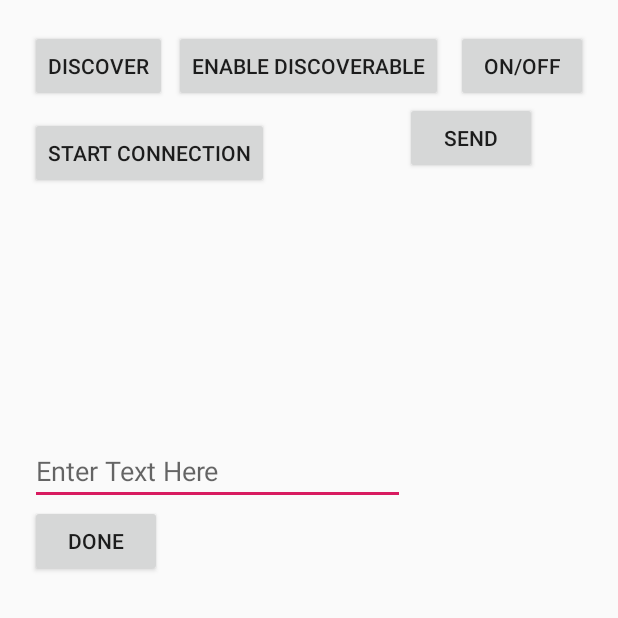
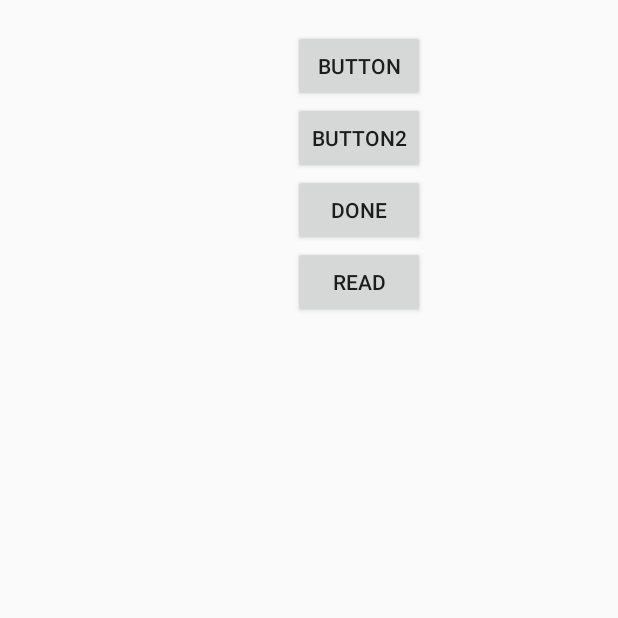
Before and after one commit to GregSinclair/Capstone-Guitar-App, an Android app: the screen it shows after launch (BluetoothActivity before the commit, BluetoothConnection after it), after a tap on "CONNECT", on a phone screen of 412 x 824 dp, the top half of it. Run offline under Robolectric (Android 15) with nearby library versions, the light colour scheme and no system bars.

Commit message:
Merge branches 'greg_dec_22' and 'master' of https://github.com/marcpaulroy/Group17Android into greg_dec_22
# Conflicts:
#	app/src/main/java/com/Group17/Fretboard.java

```diff
--- a/app/src/main/AndroidManifest.xml
+++ b/app/src/main/AndroidManifest.xml
@@ -35,6 +35,9 @@
         <activity android:name=".SongList"
             android:screenOrientation="portrait"
             android:theme="@style/AppTheme.noActionBar"/>
+        <activity android:name=".BluetoothConnection"
+            android:screenOrientation="portrait"
+            android:theme="@style/AppTheme.noActionBar"/>
     </application>
 
 </manifest>
--- a/app/src/main/assets/songs.json
+++ b/app/src/main/assets/songs.json
@@ -1,6 +1,7 @@
 {
 	"Fun":
 	[
+		[0,0,2,2,1,0],
 		[0,2,2,1,0,0],
 		[0,0,2,2,2,0],
 		[-2,-2,0,2,3,2],
--- a/app/src/main/java/com/Group17/Beat.java
+++ b/app/src/main/java/com/Group17/Beat.java
@@ -44,7 +44,7 @@ public class Beat {
             beatSprite = Bitmap.createScaledBitmap(beatSprite, width, height, false);
             for (int i = 0; i < 6; i++) {
                 if (notes[i] != null && notes[i].getNote() != null) {
-                    if(feedback[i] == 0){
+                    if(feedback[i] != 1){ //1 for good, other numbers will eventually be reserved for different feedback
                         updateBitmap(i, notes[i].getNote());
                     }
                     else {
--- /dev/null
+++ b/app/src/main/java/com/Group17/BluetoothConnection.java
@@ -0,0 +1,329 @@
+package com.Group17;
+
+import android.annotation.SuppressLint;
+import android.bluetooth.BluetoothAdapter;
+import android.bluetooth.BluetoothDevice;
+import android.bluetooth.BluetoothServerSocket;
+import android.bluetooth.BluetoothSocket;
+import android.content.Intent;
+import android.os.Bundle;
+import android.os.Handler;
+import android.os.Message;
+//import android.support.*;
+//annotation.Nullable;
+//import android.support.v7.app.AppCompatActivity;
+import androidx.annotation.Nullable;
+import androidx.appcompat.app.AppCompatActivity;
+
+import android.os.Parcel;
+import android.util.Log;
+import android.view.View;
+import android.widget.AdapterView;
+import android.widget.ArrayAdapter;
+import android.widget.Button;
+import android.widget.ListView;
+import android.widget.Toast;
+
+
+
+import java.io.IOException;
+import java.io.InputStream;
+import java.io.OutputStream;
+import java.nio.charset.Charset;
+import java.util.ArrayList;
+import java.util.Random;
+import java.util.Set;
+import java.util.UUID;
+
+
+
+public class BluetoothConnection extends AppCompatActivity {
+
+    public static final int REQUEST_ENABLE_BT=1;
+    ListView lv_paired_devices;
+    Set<BluetoothDevice> set_pairedDevices;
+    ArrayAdapter adapter_paired_devices;
+    BluetoothAdapter bluetoothAdapter;
+
+    public static UUID MY_UUID;
+    public static final int MESSAGE_READ=0;
+    public static final int MESSAGE_WRITE=1;
+    public static final int CONNECTING=2;
+    public static final int CONNECTED=3;
+    public static final int NO_SOCKET_FOUND=4;
+
+    ConnectedThread mConnectedThread;
+
+    String bluetooth_message="00";
+
+    private static final String TAG = "MainActivity";
+
+
+
+
+
+
+    @Override
+    protected void onCreate(@Nullable Bundle savedInstanceState) {
+        String zeros = "000000";
+        Random rnd = new Random();
+        String s = Integer.toString(rnd.nextInt(0X1000000), 16);
+        s = zeros.substring(s.length()) + s;
+        MY_UUID = UUID.fromString( "12345601-0000-1000-8000-008051234567");
+        //MY_UUID = UUID.fromString( s + "01-0000-1000-8000-008051234567");
+        //Log.d(TAG, "Handler: " + s + "01-0000-1000-8000-00805F9B34FB");
+        Log.d(TAG, "Handler: ON_CREATE");
+        super.onCreate(savedInstanceState);
+        setContentView(R.layout.connection_layout);
+        initialize_layout();
+        initialize_bluetooth();
+        start_accepting_connection();
+        initialize_clicks();
+
+
+        Button button1 = (Button) findViewById(R.id.button1);
+        Button button2 = (Button) findViewById(R.id.button2);
+        Button button_done = (Button) findViewById(R.id.button_done);
+        Button button_read = (Button) findViewById(R.id.button_read);
+
+        button1.setOnClickListener(new View.OnClickListener() {
+            @Override
+            public void onClick(View view) {
+                if(mConnectedThread == null){
+                    Toast.makeText(getApplicationContext(),"No connection",Toast.LENGTH_SHORT).show();
+                    return;
+                }
+                else{
+                    bluetooth_message = "button 1 pressed*";
+                    mConnectedThread.write(bluetooth_message.getBytes());
+                }
+            }
+        });
+
+        button2.setOnClickListener(new View.OnClickListener() {
+            @Override
+            public void onClick(View view) {
+                if(mConnectedThread == null){
+                    Toast.makeText(getApplicationContext(),"No connection",Toast.LENGTH_SHORT).show();
+                    return;
+                }
+                else{
+                    bluetooth_message = "very different message than the other button*";
+                    mConnectedThread.write(bluetooth_message.getBytes());
+                }
+            }
+        });
+
+        button_done.setOnClickListener(new View.OnClickListener() {
+            @Override
+            public void onClick(View view) {
+                if(mConnectedThread == null){
+                    Toast.makeText(getApplicationContext(),"No connection, no sense exiting",Toast.LENGTH_SHORT).show();
+                }
+                if(mConnectedThread != null) {
+                    Intent intent = new Intent(BluetoothConnection.this, MainActivity.class);
+                    intent.putExtra("bluetoothConnection", mConnectedThread);
+                    setResult(RESULT_OK,intent);
+                    finish();
+                }
+            }
+        });
+        button_read.setOnClickListener(new View.OnClickListener() {
+            @Override
+            public void onClick(View view) {
+                if(mConnectedThread == null){
+                    Toast.makeText(getApplicationContext(),"No connection",Toast.LENGTH_SHORT).show();
+                    return;
+                }
+                else{
+                    Toast.makeText(getApplicationContext(),mConnectedThread.getLastMessage(),Toast.LENGTH_SHORT).show();
+                }
+            }
+        });
+
+    }
+
+    public void start_accepting_connection()
+    {
+        Log.d(TAG, "Handler: start_accepting_connection");
+        //call this on button click as suited by you
+
+        AcceptThread acceptThread = new AcceptThread();
+        acceptThread.start();
+        //Toast.makeText(getApplicationContext(),"accepting",Toast.LENGTH_SHORT).show();
+    }
+    public void initialize_clicks()
+    {
+        Log.d(TAG, "Handler: initialize_clicks");
+        lv_paired_devices.setOnItemClickListener(new AdapterView.OnItemClickListener() {
+            @Override
+            public void onItemClick(AdapterView<?> parent, View view, int position, long id)
+            {
+                Object[] objects = set_pairedDevices.toArray();
+                BluetoothDevice device = (BluetoothDevice) objects[position];
+
+                ConnectThread connectThread = new ConnectThread(device);
+                connectThread.start();
+
+                Toast.makeText(getApplicationContext(),"device choosen "+device.getName(),Toast.LENGTH_SHORT).show();
+            }
+        });
+    }
+
+    public void initialize_layout()
+    {
+        Log.d(TAG, "Handler: initialize_layout");
+        lv_paired_devices = (ListView)findViewById(R.id.lv_paired_devices);
+        adapter_paired_devices = new ArrayAdapter(getApplicationContext(),R.layout.support_simple_spinner_dropdown_item);
+        lv_paired_devices.setAdapter(adapter_paired_devices);
+    }
+
+    public void initialize_bluetooth()
+    {
+        Log.d(TAG, "Handler: initialize_bluetooth");
+        bluetoothAdapter = BluetoothAdapter.getDefaultAdapter();
+        if (bluetoothAdapter == null) {
+            // Device doesn't support Bluetooth
+            Toast.makeText(getApplicationContext(),"Your Device doesn't support bluetooth. you can play as Single player",Toast.LENGTH_SHORT).show();
+            finish();
+        }
+
+        if (!bluetoothAdapter.isEnabled()) {
+            Intent enableBtIntent = new Intent(BluetoothAdapter.ACTION_REQUEST_ENABLE);
+            startActivityForResult(enableBtIntent, REQUEST_ENABLE_BT);
+        }
+
+        else {
+            set_pairedDevices = bluetoothAdapter.getBondedDevices();
+
+            if (set_pairedDevices.size() > 0) {
+
+                for (BluetoothDevice device : set_pairedDevices) {
+                    String deviceName = device.getName();
+                    String deviceHardwareAddress = device.getAddress(); // MAC address
+
+                    adapter_paired_devices.add(device.getName() + "\n" + device.getAddress());
+                }
+            }
+        }
+    }
+
+
+    public class AcceptThread extends Thread
+    {
+        private final BluetoothServerSocket serverSocket;
+
+        public AcceptThread() {
+            Log.d(TAG, "Accept Thread: OnCreate");
+            BluetoothServerSocket tmp = null;
+            try {
+                // MY_UUID is the app's UUID string, also used by the client code
+                tmp = bluetoothAdapter.listenUsingRfcommWithServiceRecord("NAME",MY_UUID);
+            } catch (IOException e) { Log.d(TAG, "Accept Thread: OnCreate Catch"); }
+            serverSocket = tmp;
+        }
+
+        public void run() {
+            Log.d(TAG, "Accept Thread: Run");
+            BluetoothSocket socket = null;
+            // Keep listening until exception occurs or a socket is returned
+            while (true) {
+                try {
+                    Log.d(TAG, "Accept Thread: Run Loop Try1");
+                    socket = serverSocket.accept();
+                    Log.d(TAG, "Accept Thread: Run Loop Try2");
+                } catch (IOException e) {
+                    Log.d(TAG, "Accept Thread: Run Loop Break");
+                    break;
+                }
+
+                // If a connection was accepted
+                if (socket != null)
+                {
+                    // Do work to manage the connection (in a separate thread)
+                    Log.d(TAG, "onReceive: STATE OFF");
+
+                    connected(socket);
+                    mConnectedThread.write("accept thread completed*");
+                    socket=null;
+                }
+            }
+        }
+    }
+
+
+    public class ConnectThread extends Thread {
+        private final BluetoothSocket mmSocket;
+        private final BluetoothDevice mmDevice;
+
+        public ConnectThread(BluetoothDevice device) {
+            // Use a temporary object that is later assigned to mmSocket,
+            // because mmSocket is final
+            Log.d(TAG, "Connect Thread: OnCreate");
+            BluetoothSocket tmp = null;
+            mmDevice = device;
+
+            // Get a BluetoothSocket to connect with the given BluetoothDevice
+            try {
+                // MY_UUID is the app's UUID string, also used by the server code
+                tmp = device.createRfcommSocketToServiceRecord(MY_UUID);
+            } catch (IOException e) { }
+            mmSocket = tmp;
+        }
+
+        public void run() {
+            Log.d(TAG, "Connect Thread: Run");
+            // Cancel discovery because it will slow down the connection
+            bluetoothAdapter.cancelDiscovery();
+
+            try {
+                // Connect the device through the socket. This will block
+                // until it succeeds or throws an exception
+
+
+                mmSocket.connect();
+                if(mmSocket != null){
+                    //connected(mmSocket);
+                    Log.d(TAG, "Connect Thread: Connected Start");
+                    // Do work to manage the connection (in a separate thread)
+                    bluetooth_message = "Initial message*and the second line*";
+                    connected(mmSocket);
+                    mConnectedThread.write("connect thread completed*");
+
+                }
+                else{Log.d(TAG, "Connect Thread: Connected Socket Null");}
+            } catch (IOException connectException) {
+                // Unable to connect; close the socket and get out
+                try {
+                    mmSocket.close();
+                } catch (IOException closeException) { }
+                Log.d(TAG, "Connect Thread: Cannot Start");
+                return;
+            }
+
+
+
+
+
+        }
+
+        /** Will cancel an in-progress connection, and close the socket */
+        public void cancel() {
+            try {
+                mmSocket.close();
+            } catch (IOException e) { }
+        }
+    }
+
+
+    private void connected(BluetoothSocket mmSocket) {
+        Log.d(TAG, "connect method");
+
+        // Start the thread to manage the connection and perform transmissions
+        mConnectedThread = new ConnectedThread(mmSocket);
+        mConnectedThread.start();
+    }
+
+
+
+}
--- a/app/src/main/java/com/Group17/GameActivity.java
+++ b/app/src/main/java/com/Group17/GameActivity.java
@@ -19,7 +19,7 @@ import org.json.JSONObject;
 public class GameActivity extends AppCompatActivity {
 
     private GameView gameView;
-    BluetoothConnectionService mBluetoothConnection;
+    ConnectedThread mBluetoothConnection;
 
     @Override
     protected void onCreate(Bundle savedInstanceState) {
@@ -49,6 +49,7 @@ public class GameActivity extends AppCompatActivity {
         if(song != null)
         {
             gameView = new GameView(this, point.x, point.y, song);
+            gameView.setBluetooth(mBluetoothConnection);
             setContentView(gameView);
         }
 
--- a/app/src/main/java/com/Group17/MainActivity.java
+++ b/app/src/main/java/com/Group17/MainActivity.java
@@ -23,7 +23,8 @@ public class MainActivity extends AppCompatActivity {
 
     private boolean isMute;
 
-    BluetoothConnectionService mBluetoothConnection;
+    //BluetoothConnectionService mBluetoothConnection;
+    ConnectedThread mBluetoothConnection = null;
 
     private static final String TAG = "MainActivity";
 
@@ -44,15 +45,11 @@ public class MainActivity extends AppCompatActivity {
             @Override
             public void onClick(View view) {
 
-
-
-
-
                 if(mBluetoothConnection==null) {
                     Log.d(TAG, "no bluetooth connection");
 
                     Toast.makeText(getApplicationContext(), "No bluetooth connection", Toast.LENGTH_LONG).show();
-                    return;
+                    //return;
                 }
 
                 Intent intent = new Intent(MainActivity.this, GameActivity.class);
@@ -77,11 +74,6 @@ public class MainActivity extends AppCompatActivity {
             }
         });
 
-
-
-
-
-
         findViewById(R.id.b_connect).setOnClickListener(new View.OnClickListener() {
             @Override
             public void onClick(View view) {
@@ -89,16 +81,13 @@ public class MainActivity extends AppCompatActivity {
                 int myVersion = Build.VERSION.SDK_INT;
                 Log.d(TAG, "Running API version " + myVersion);
 
-                Intent intent = new Intent(MainActivity.this, BluetoothActivity.class);
+                Intent intent = new Intent(MainActivity.this, BluetoothConnection.class);
 
-                startActivity(intent);
+                startActivityForResult(intent,1); //tries to get a BTA intent
             }
         });
 
-
-
 /*
-
 
         TextView highScoreTxt = findViewById(R.id.highScoreTxt);
 
@@ -133,7 +122,7 @@ public class MainActivity extends AppCompatActivity {
 
 
  */
-    }
+    }//end of on create
 
     @Override
     protected void onActivityResult(int requestCode, int resultCode, Intent data) {
@@ -143,12 +132,12 @@ public class MainActivity extends AppCompatActivity {
         if (requestCode == 1) {
             if (resultCode == RESULT_OK) {
                 if(data != null) {
-                    Log.d(TAG, "intent recieved");
+                    Log.d(TAG, "intent received");
                     mBluetoothConnection = data.getParcelableExtra("bluetoothConnection");
                 }
             }
             if (resultCode == RESULT_CANCELED) {
-                Log.d(TAG, "no intent recieved");
+                Log.d(TAG, "no intent received");
             }
         }
     }
--- /dev/null
+++ b/app/src/main/res/layout/connection_layout.xml
@@ -0,0 +1,61 @@
+<?xml version="1.0" encoding="utf-8"?>
+<LinearLayout xmlns:android="http://schemas.android.com/apk/res/android"
+    xmlns:tools="http://schemas.android.com/tools"
+    android:orientation="vertical"
+    android:layout_width="match_parent"
+    android:layout_height="match_parent">
+
+    <RelativeLayout
+        android:id="@+id/activity_main"
+        android:layout_width="match_parent"
+        android:layout_weight="0.5"
+        android:layout_height="match_parent"
+        android:paddingBottom="20dp"
+        android:paddingLeft="20dp"
+        android:paddingRight="20dp"
+        android:paddingTop="20dp"
+        tools:context="com.Group17.BluetoothActivity">
+
+
+        <ListView
+            android:id="@+id/lv_paired_devices"
+            android:layout_width="175dp"
+            android:layout_height="match_parent"
+            android:layout_weight="1"></ListView>
+
+        <Button
+            android:id="@+id/button1"
+            android:layout_width="wrap_content"
+            android:layout_height="wrap_content"
+            android:layout_alignParentTop="true"
+            android:layout_toRightOf="@+id/lv_paired_devices"
+            android:text="Button" />
+
+        <Button
+            android:id="@+id/button2"
+            android:layout_width="wrap_content"
+            android:layout_height="wrap_content"
+            android:layout_below="@+id/button1"
+            android:layout_toRightOf="@+id/lv_paired_devices"
+            android:text="Button2" />
+
+        <Button
+            android:id="@+id/button_done"
+            android:layout_width="wrap_content"
+            android:layout_height="wrap_content"
+            android:layout_below="@+id/button2"
+            android:layout_toRightOf="@+id/lv_paired_devices"
+            android:text="Done" />
+
+        <Button
+            android:id="@+id/button_read"
+            android:layout_width="wrap_content"
+            android:layout_height="wrap_content"
+            android:layout_below="@+id/button_done"
+            android:layout_toRightOf="@+id/lv_paired_devices"
+            android:text="Read" />
+
+
+    </RelativeLayout>
+
+</LinearLayout>
```
Also changed, not shown: app/src/main/java/com/Group17/ConnectedThread.java (added, +168 -0 lines), app/src/main/java/com/Group17/Fretboard.java (+31 -15 lines), app/src/main/java/com/Group17/GameView.java (+16 -30 lines).
